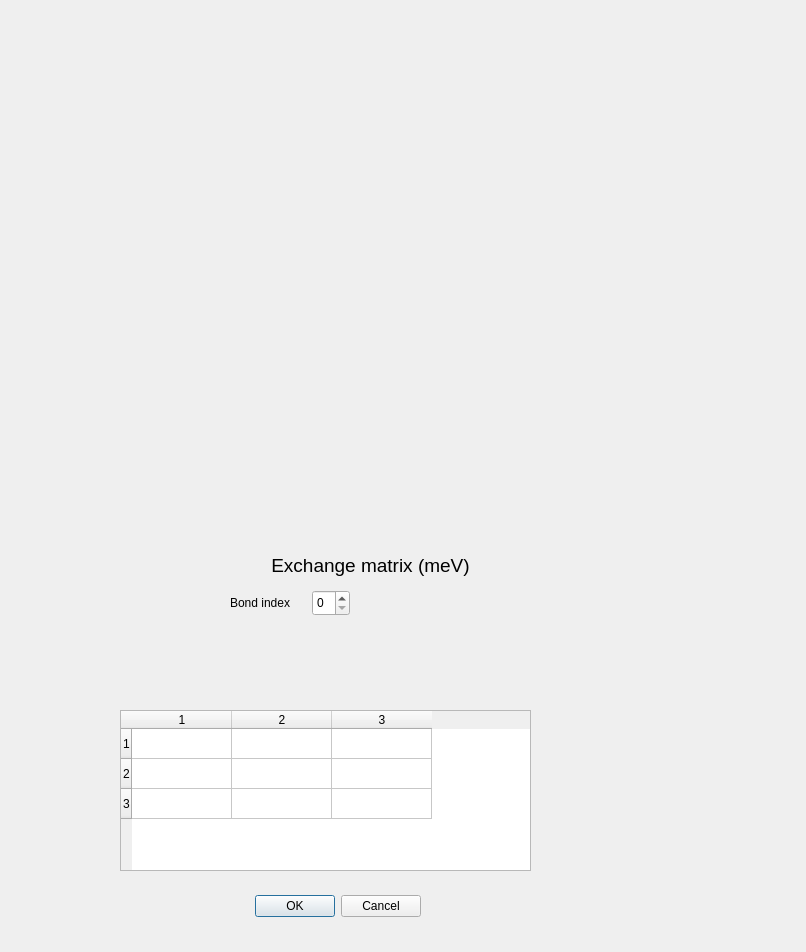
Qt form FaustSpin/FaustSpinGUI/manual_exchange_dialog_faust_spin.ui (MadComputationalPhys2003/Progect_Gonchar) before a commit.
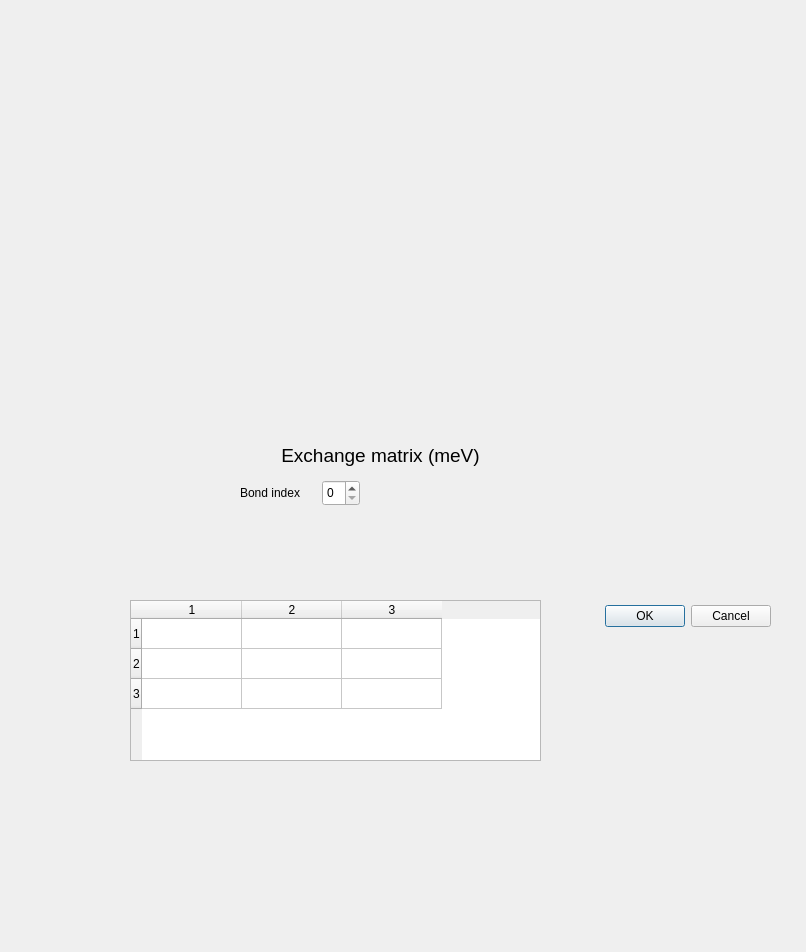
The same form after that commit.

What changed in the file:
```diff
--- a/FaustSpin/FaustSpinGUI/manual_exchange_dialog_faust_spin.ui
+++ b/FaustSpin/FaustSpinGUI/manual_exchange_dialog_faust_spin.ui
@@ -16,8 +16,8 @@
   <widget class="QDialogButtonBox" name="buttonBox">
    <property name="geometry">
     <rect>
-     <x>80</x>
-     <y>890</y>
+     <x>430</x>
+     <y>600</y>
      <width>341</width>
      <height>32</height>
     </rect>
@@ -35,7 +35,7 @@
      <x>0</x>
      <y>40</y>
      <width>801</width>
-     <height>511</height>
+     <height>401</height>
     </rect>
    </property>
    <property name="minimumSize">
@@ -48,8 +48,8 @@
   <widget class="QLabel" name="label">
    <property name="geometry">
     <rect>
-     <x>200</x>
-     <y>540</y>
+     <x>210</x>
+     <y>430</y>
      <width>341</width>
      <height>51</height>
     </rect>
@@ -61,8 +61,8 @@
   <widget class="QTableWidget" name="exchangeMatrixTable">
    <property name="geometry">
     <rect>
-     <x>120</x>
-     <y>710</y>
+     <x>130</x>
+     <y>600</y>
      <width>411</width>
      <height>161</height>
     </rect>
@@ -83,8 +83,8 @@
   <widget class="QSpinBox" name="exchangeBondIndex">
    <property name="geometry">
     <rect>
-     <x>312</x>
-     <y>590</y>
+     <x>322</x>
+     <y>480</y>
      <width>38</width>
      <height>26</height>
     </rect>
@@ -93,8 +93,8 @@
   <widget class="QLabel" name="label_2">
    <property name="geometry">
     <rect>
-     <x>230</x>
-     <y>590</y>
+     <x>240</x>
+     <y>480</y>
      <width>81</width>
      <height>26</height>
     </rect>
@@ -106,8 +106,8 @@
   <widget class="QLabel" name="exchangeBondCoordinates">
    <property name="geometry">
     <rect>
-     <x>210</x>
-     <y>620</y>
+     <x>220</x>
+     <y>510</y>
      <width>231</width>
      <height>71</height>
     </rect>
@@ -119,8 +119,8 @@
   <widget class="QLabel" name="exchangeInputError">
    <property name="geometry">
     <rect>
-     <x>390</x>
-     <y>590</y>
+     <x>400</x>
+     <y>480</y>
      <width>121</width>
      <height>61</height>
     </rect>
```
